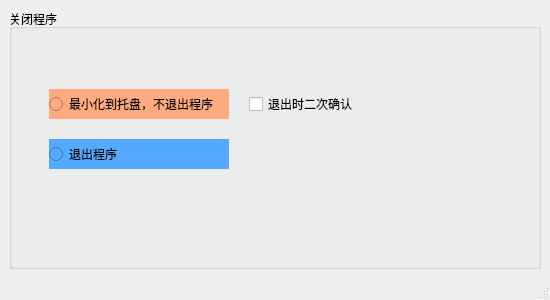
Old version of the form ui/Common.ui in the repository KR-Rabbit/LabelStudioLauncher.
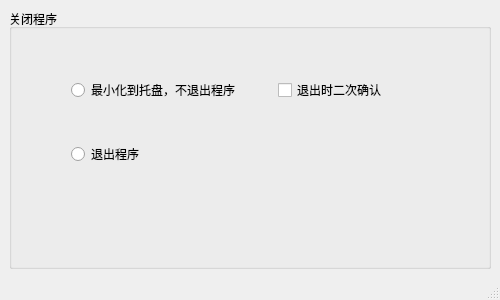
New version of the form.

Diff of the .ui file:
```diff
--- a/ui/Common.ui
+++ b/ui/Common.ui
@@ -9,7 +9,7 @@
    <rect>
     <x>0</x>
     <y>0</y>
-    <width>550</width>
+    <width>500</width>
     <height>300</height>
    </rect>
   </property>
@@ -21,7 +21,13 @@
   </property>
   <property name="minimumSize">
    <size>
-    <width>450</width>
+    <width>500</width>
+    <height>300</height>
+   </size>
+  </property>
+  <property name="maximumSize">
+   <size>
+    <width>500</width>
     <height>300</height>
    </size>
   </property>
@@ -29,57 +35,54 @@
    <string>常规设置</string>
   </property>
   <widget class="QWidget" name="centralwidget">
-   <layout class="QHBoxLayout" name="horizontalLayout">
+   <layout class="QVBoxLayout" name="verticalLayout">
     <item>
      <widget class="QGroupBox" name="groupBox">
       <property name="title">
        <string>关闭程序</string>
       </property>
+      <layout class="QHBoxLayout" name="horizontalLayout_2">
+       <item>
+        <layout class="QGridLayout" name="gridLayout">
+         <property name="leftMargin">
+          <number>50</number>
+         </property>
+         <property name="bottomMargin">
+          <number>50</number>
+         </property>
+         <property name="verticalSpacing">
+          <number>0</number>
+         </property>
+         <item row="0" column="0">
+          <widget class="QRadioButton" name="radioButton_min">
+           <property name="styleSheet">
+            <string notr="true"/>
+           </property>
+           <property name="text">
+            <string>最小化到托盘，不退出程序</string>
+           </property>
+          </widget>
+         </item>
+         <item row="0" column="1">
       <widget class="QCheckBox" name="checkBox">
-       <property name="geometry">
-        <rect>
-         <x>240</x>
-         <y>80</y>
-         <width>120</width>
-         <height>30</height>
-        </rect>
-       </property>
        <property name="text">
         <string>退出时二次确认</string>
        </property>
       </widget>
+         </item>
+         <item row="1" column="0">
       <widget class="QRadioButton" name="radioButton_close">
-       <property name="geometry">
-        <rect>
-         <x>40</x>
-         <y>130</y>
-         <width>180</width>
-         <height>30</height>
-        </rect>
-       </property>
        <property name="styleSheet">
-        <string notr="true">background-color: rgb(85, 170, 255);</string>
+            <string notr="true"/>
        </property>
        <property name="text">
         <string>退出程序</string>
        </property>
       </widget>
-      <widget class="QRadioButton" name="radioButton_min">
-       <property name="geometry">
-        <rect>
-         <x>40</x>
-         <y>80</y>
-         <width>180</width>
-         <height>30</height>
-        </rect>
-       </property>
-       <property name="styleSheet">
-        <string notr="true">background-color: rgb(255, 170, 127);</string>
-       </property>
-       <property name="text">
-        <string>最小化到托盘，不退出程序</string>
-       </property>
-      </widget>
+         </item>
+        </layout>
+       </item>
+      </layout>
      </widget>
     </item>
    </layout>
```
Lines whose indentation alone changed are shown as unchanged.
